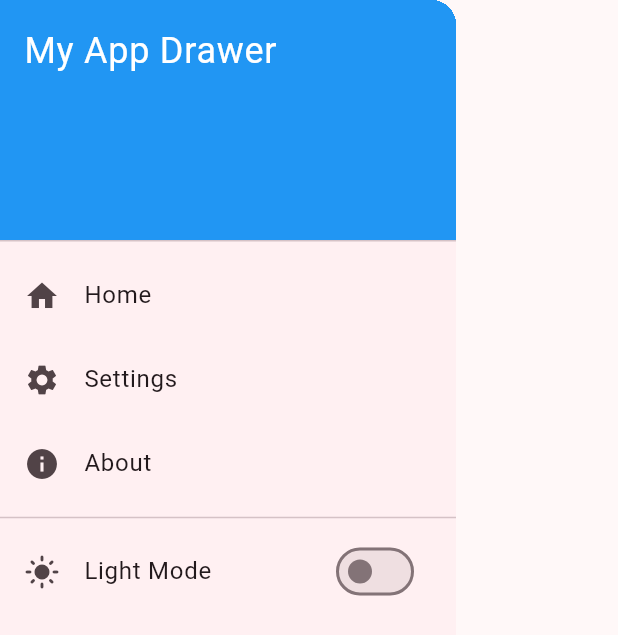
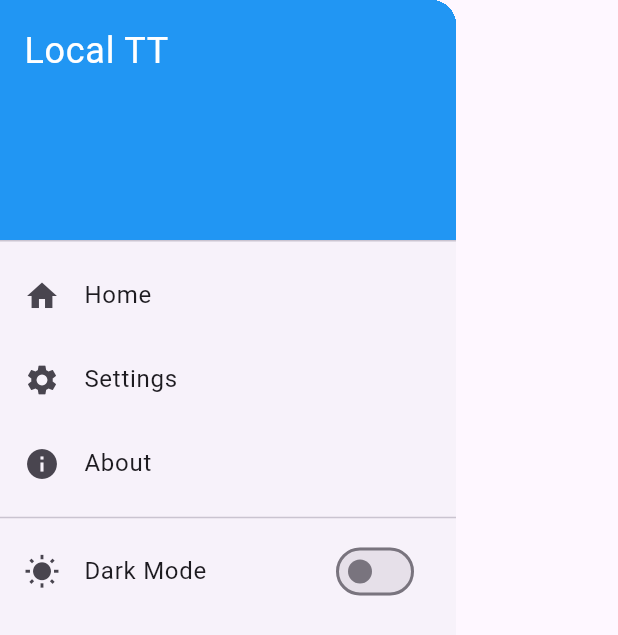
Before and after one commit to laurencepeter/localapptt-1, a Flutter app: the AppDrawer widget shown alone on an empty page, opened directly with empty values, on a phone screen of 412 x 824 dp. Shown: the top 635 px of the screen. Run offline on Flutter 3.47's test engine with Material 3 defaults, Android fonts, the phone set to English and light mode, and no system bars.

Commit message:
light and dark toggle working

```diff
--- a/lib/main.dart
+++ b/lib/main.dart
@@ -1,22 +1,35 @@
 import 'package:flutter/material.dart';
 import 'package:flutter_application_1/screens/home.dart';
-
 void main() {
-  runApp(const MyApp());
+  runApp(MyApp());
 }
 
-class MyApp extends StatelessWidget {
-  const MyApp({super.key});
+class MyApp extends StatefulWidget {
+  @override
+  _MyAppState createState() => _MyAppState();
+}
 
-  // This widget is the root of your application.
+class _MyAppState extends State<MyApp> {
+  bool _isDarkMode = false;
+
+  // Toggle theme method
+  void _toggleTheme() {
+    setState(() {
+      _isDarkMode = !_isDarkMode;  // This will toggle the theme
+    });
+  }
+
   @override
   Widget build(BuildContext context) {
     return MaterialApp(
-      title: 'LocalAppTT',
-      theme: ThemeData(
-        colorScheme: ColorScheme.fromSeed(seedColor: Colors.black),
+      title: 'Local TT',
+      themeMode: _isDarkMode ? ThemeMode.dark : ThemeMode.light,  // Change theme based on _isDarkMode
+      theme: ThemeData.light(),
+      darkTheme: ThemeData.dark(),
+      home: HomePage(
+        isDarkMode: _isDarkMode,  // Pass the current theme state
+        onToggleTheme: _toggleTheme,  // Pass the toggle function
       ),
-      home:  HomePage(),
     );
   }
 }
--- a/lib/widgets/app_drawer.dart
+++ b/lib/widgets/app_drawer.dart
@@ -1,5 +1,5 @@
 import 'package:flutter/material.dart';
-import 'light_dark.dart'; // assuming light_dark.dart is in the same widgets/ folder
+import 'light_dark.dart'; // Assuming the LightDarkToggle widget is imported here
 
 class AppDrawer extends StatelessWidget {
   final bool isDarkMode;
@@ -22,7 +22,7 @@ class AppDrawer extends StatelessWidget {
               color: Colors.blue,
             ),
             child: Text(
-              'My App Drawer',
+              'Local TT',
               style: TextStyle(color: Colors.white, fontSize: 24),
             ),
           ),
@@ -49,8 +49,8 @@ class AppDrawer extends StatelessWidget {
           ),
           const Divider(),
           LightDarkToggle(
-            isDarkMode: isDarkMode,
-            onToggle: (_) => onToggleTheme(),
+            isDarkMode: isDarkMode,  // Pass the current theme mode state
+            onToggle: (_) => onToggleTheme(),  // Call the onToggleTheme function when toggled
           ),
         ],
       ),
--- a/lib/widgets/light_dark.dart
+++ b/lib/widgets/light_dark.dart
@@ -12,14 +12,11 @@ class LightDarkToggle extends StatelessWidget {
 
   @override
   Widget build(BuildContext context) {
-    return ListTile(
-      leading: Icon(isDarkMode ? Icons.dark_mode : Icons.light_mode),
-      title: Text(isDarkMode ? 'Dark Mode' : 'Light Mode'),
-      trailing: Switch(
-        value: isDarkMode,
-        onChanged: onToggle,
-      ),
-      onTap: () => onToggle(!isDarkMode),
+    return SwitchListTile(
+      title: Text('Dark Mode'),
+      value: isDarkMode,
+      onChanged: onToggle,  // When toggled, the onToggle function is called
+      secondary: Icon(isDarkMode ? Icons.nightlight_round : Icons.wb_sunny),
     );
   }
 }
```
Also changed, not shown: lib/screens/home.dart (+18 -48 lines), 1 other file.
